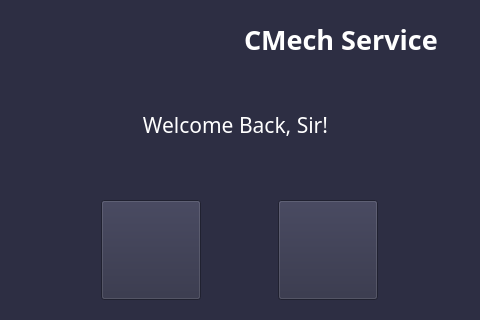
Ghazimuhammad/Reservasi-Bengkel, file file_ui/admin_main_menu.ui: the form before one commit; both pictures show x 0 to 480 and y 0 to 320 of the 480 by 640 pixel window.
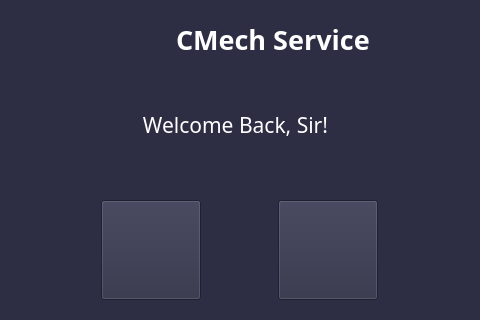
The form after the commit. Icons and pictures are not drawn.

Commit message: benerin ui sama adapt dikit

Diff of the .ui file:
```diff
--- a/file_ui/admin_main_menu.ui
+++ b/file_ui/admin_main_menu.ui
@@ -356,6 +356,15 @@
     <layout class="QHBoxLayout" name="horizontalLayout_2">
      <item>
       <widget class="QLabel" name="logo">
+       <property name="maximumSize">
+        <size>
+         <width>150</width>
+         <height>16777215</height>
+        </size>
+       </property>
+       <property name="styleSheet">
+        <string notr="true"/>
+       </property>
        <property name="text">
         <string>&lt;html&gt;&lt;head/&gt;&lt;body&gt;&lt;p&gt;&lt;br/&gt;&lt;/p&gt;&lt;/body&gt;&lt;/html&gt;</string>
        </property>
@@ -370,6 +379,9 @@
          <bold>true</bold>
         </font>
        </property>
+       <property name="styleSheet">
+        <string notr="true"/>
+       </property>
        <property name="text">
         <string>&lt;html&gt;&lt;head/&gt;&lt;body&gt;&lt;p&gt;&lt;span style=&quot; font-size:20pt; color:#ffffff;&quot;&gt;CMech Service&lt;/span&gt;&lt;/p&gt;&lt;/body&gt;&lt;/html&gt;</string>
        </property>
```
The commit also changes 7 other files.
